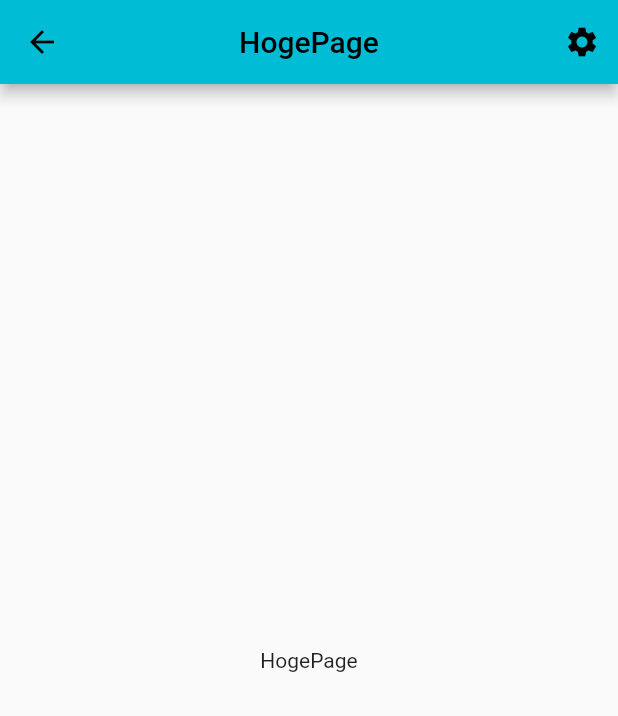
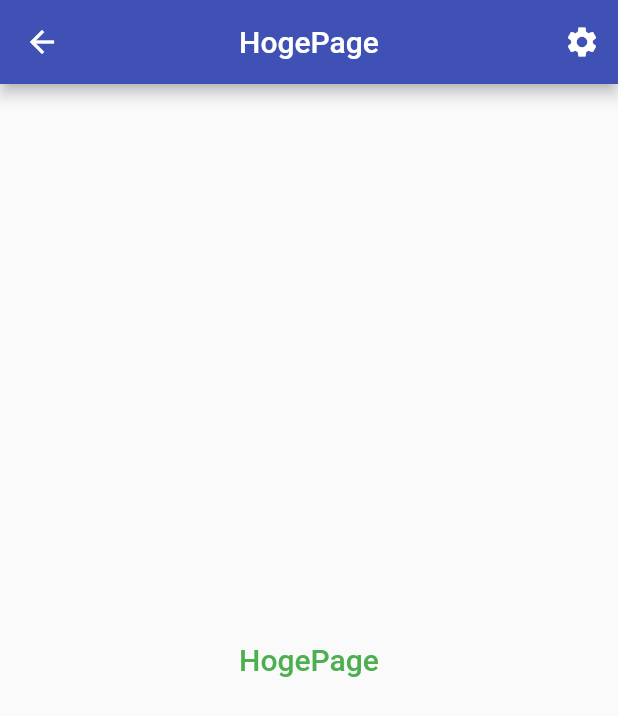
Before and after one commit to h-enoki/flutter_sample, a Flutter app: the screen it shows after launch, after a tap on "/hoge", on a phone screen of 412 x 824 dp. Shown: the top 716 px of the screen. Run offline on Flutter 3.47's test engine with Material 2 defaults, Android fonts, the phone set to English and light mode, and no system bars.

Commit message:
TextTheme,ButtonThemeのサンプル実装

```diff
--- a/lib/main.dart
+++ b/lib/main.dart
@@ -3,7 +3,7 @@ import 'package:flutter_sample/src/routes/app_router.dart';
 
 // RouteObserverのインスタンス
 final RouteObserver<PageRoute> _routeObserver = RouteObserver<PageRoute>();
-// final RouteObserver<ModalRoute<void>> routeObserver = RouteObserver<ModalRoute<void>>(); //別の書き方
+// final RouteObserver<ModalRoute<void>> routeObserver = RouteObserver<ModalRoute<void>>();
 
 void main() {
   runApp(const MyApp());
@@ -17,7 +17,10 @@ class MyApp extends StatelessWidget {
     return MaterialApp(
       title: 'Flutter Demo',
       theme: ThemeData(
-        primarySwatch: Colors.grey,
+        primarySwatch: Colors.indigo,
+        // primaryColor: Colors.indigo,
+
+        // textTheme: const TextTheme(bodyText2: TextStyle(color: Colors.purple)),
       ),
       // RouteObserverのインスタンスをNavigatorObserverのリストに渡す
       navigatorObservers: [_routeObserver],
--- a/lib/src/components/my_app_bar.dart
+++ b/lib/src/components/my_app_bar.dart
@@ -37,7 +37,7 @@ class MyAppBar extends StatelessWidget with PreferredSizeWidget {
         title: Text(title),
         centerTitle: true,
         elevation: 4,
-        backgroundColor: Colors.cyan,
+        backgroundColor: Theme.of(context).primaryColor,
         leading: leading,
         actions: actions);
   }
--- a/lib/src/components/my_drawer.dart
+++ b/lib/src/components/my_drawer.dart
@@ -12,18 +12,18 @@ class MyDrawer extends StatelessWidget {
       child: Drawer(
         child: ListView(
           padding: EdgeInsets.zero,
-          children: const <Widget>[
+          children: <Widget>[
             DrawerHeader(
               decoration: BoxDecoration(
-                color: Colors.cyan,
+                color: Theme.of(context).primaryColor,
               ),
-              child: Text('Drawer Header'),
+              child: const Text('Drawer Header'),
             ),
-            ListTile(
+            const ListTile(
               title: Text("Item 1"),
               trailing: Icon(Icons.arrow_forward_ios),
             ),
-            ListTile(
+            const ListTile(
               title: Text("Item 2"),
               trailing: Icon(Icons.arrow_forward_ios),
             ),
--- a/lib/src/views/hoge_page.dart
+++ b/lib/src/views/hoge_page.dart
@@ -8,8 +8,14 @@ class HogePage extends StatelessWidget {
   Widget build(BuildContext context) {
     return Scaffold(
       appBar: MyAppBar.withSettingsButton("HogePage"),
-      body: const Center(
-        child: Text("HogePage"),
+      body: Center(
+        child: Text(
+          "HogePage",
+          style: Theme.of(context)
+              .textTheme
+              .titleLarge
+              ?.copyWith(color: Colors.green),
+        ),
       ),
     );
   }
--- a/lib/src/views/widget_sample/dialogs_page.dart
+++ b/lib/src/views/widget_sample/dialogs_page.dart
@@ -60,10 +60,9 @@ class DialogsPage extends StatelessWidget {
     String text, {
     VoidCallback? onPressed,
   }) {
-    return Container(
-      height: 30,
-      margin: const EdgeInsets.only(top: 20),
-      child: ElevatedButton(
+    return Theme(
+      data: Theme.of(context).copyWith(
+        elevatedButtonTheme: ElevatedButtonThemeData(
           style: ElevatedButton.styleFrom(
             minimumSize: const Size.fromWidth(100),
             backgroundColor: Colors.blueGrey,
@@ -73,6 +72,12 @@ class DialogsPage extends StatelessWidget {
               ),
             ),
           ),
+        ),
+      ),
+      child: Container(
+        height: 30,
+        margin: const EdgeInsets.only(top: 20),
+        child: ElevatedButton(
           onPressed: onPressed ??
               () {
                 debugPrint("onPressed");
@@ -86,6 +91,7 @@ class DialogsPage extends StatelessWidget {
             ),
           ),
         ),
+      ),
     );
   }
 }
```
Lines whose indentation alone changed are shown as unchanged.
